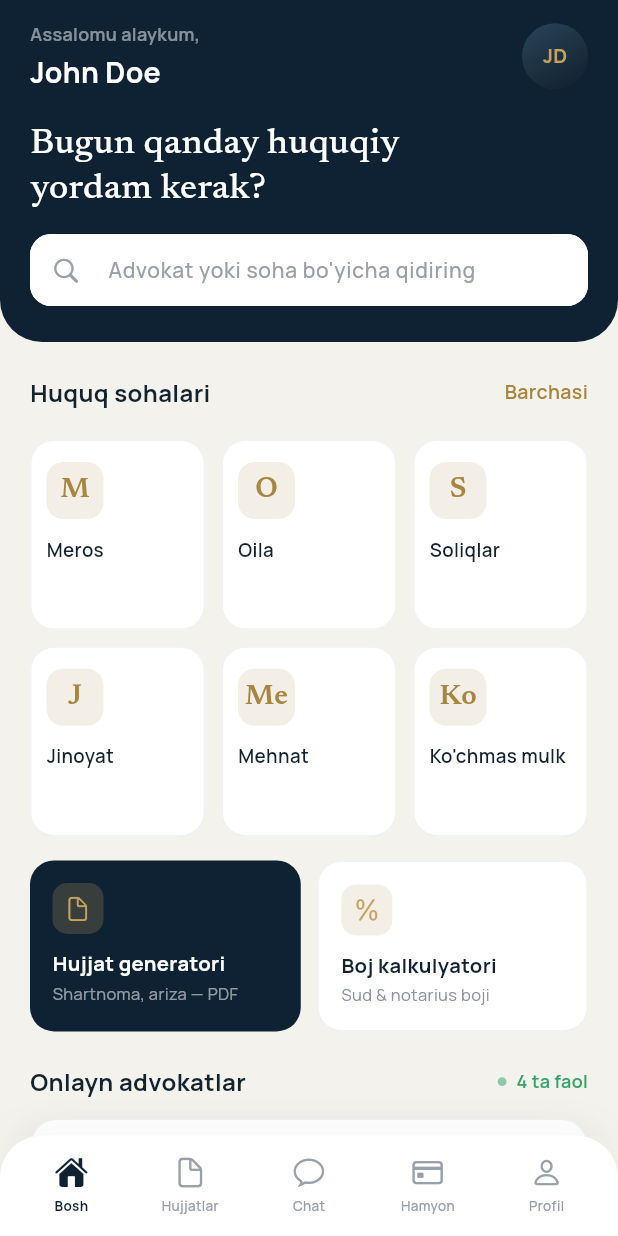
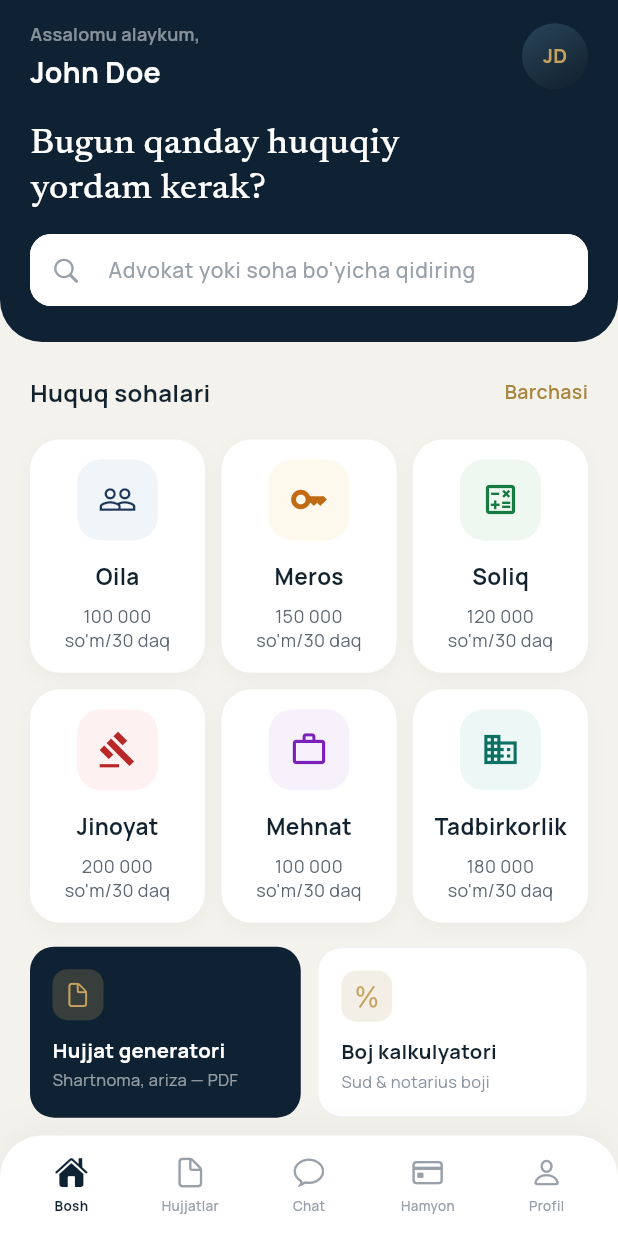
Before and after one commit to Rukhiddinovich/legal_tech, a Flutter app: the screen it shows after launch, on a phone screen of 412 x 824 dp. Run offline on Flutter 3.47's test engine with Material 3 defaults, Android fonts, the light colour scheme and no system bars; drawn by our look-alikes of zoom_tap_animation; our stand-ins replace bloc, dartz, easy_localization, equatable, flutter_bloc, flutter_screenutil and 8 more; accounts and stored records are empty.

Commit message:
theme some changes

```diff
--- a/lib/features/catalog/presentation/pages/catalog_page.dart
+++ b/lib/features/catalog/presentation/pages/catalog_page.dart
@@ -93,7 +93,7 @@ class CatalogPage extends StatelessWidget {
         crossAxisCount: 3,
         crossAxisSpacing: 11,
         mainAxisSpacing: 11,
-        childAspectRatio: 0.92,
+        childAspectRatio: 0.75,
         children: List.generate(
           6,
           (index) => Shimmer.fromColors(
@@ -116,7 +116,7 @@ class CatalogPage extends StatelessWidget {
       crossAxisCount: 3,
       crossAxisSpacing: 11,
       mainAxisSpacing: 11,
-      childAspectRatio: 0.92,
+      childAspectRatio: 0.75,
       children: state.areas
           .map((area) => LawAreaTile(
                 area: area,
--- a/lib/features/catalog/presentation/widgets/law_area_tile.dart
+++ b/lib/features/catalog/presentation/widgets/law_area_tile.dart
@@ -3,6 +3,60 @@ import 'package:flutter/material.dart';
 import '../../../../core/constants/app_colors.dart';
 import '../../../../core/widgets/global_text.dart';
 import '../../../law_areas/domain/entities/law_area.dart';
+
+class _AreaStyle {
+  const _AreaStyle(this.icon, this.iconColor, this.bgColor);
+  final IconData icon;
+  final Color iconColor;
+  final Color bgColor;
+}
+
+_AreaStyle _getStyleForArea(String id, bool isDark) {
+  switch (id) {
+    case 'family':
+      return _AreaStyle(
+        Icons.people_outline,
+        isDark ? const Color(0xFF64B5F6) : const Color(0xFF1D3557),
+        isDark ? const Color(0xFF64B5F6).withValues(alpha: 0.15) : const Color(0xFFF0F5FA),
+      );
+    case 'inheritance':
+      return _AreaStyle(
+        Icons.key_outlined,
+        isDark ? const Color(0xFFFFB74D) : const Color(0xFFC06B13),
+        isDark ? const Color(0xFFFFB74D).withValues(alpha:0.15) : const Color(0xFFFFF8EC),
+      );
+    case 'taxes':
+      return _AreaStyle(
+        Icons.calculate_outlined,
+        isDark ? const Color(0xFF81C784) : const Color(0xFF177A40),
+        isDark ? const Color(0xFF81C784).withValues(alpha:0.15) : const Color(0xFFEEF8F1),
+      );
+    case 'criminal':
+      return _AreaStyle(
+        Icons.gavel_outlined,
+        isDark ? const Color(0xFFE57373) : const Color(0xFFB82828),
+        isDark ? const Color(0xFFE57373).withValues(alpha:0.15) : const Color(0xFFFEF1F1),
+      );
+    case 'labor':
+      return _AreaStyle(
+        Icons.work_outline,
+        isDark ? const Color(0xFFBA68C8) : const Color(0xFF7A20B8),
+        isDark ? const Color(0xFFBA68C8).withValues(alpha:0.15) : const Color(0xFFF7F1FB),
+      );
+    case 'business':
+      return _AreaStyle(
+        Icons.domain,
+        isDark ? const Color(0xFF4DB6AC) : const Color(0xFF0C7063),
+        isDark ? const Color(0xFF4DB6AC).withValues(alpha:0.15) : const Color(0xFFEDF7F6),
+      );
+    default:
+      return _AreaStyle(
+        Icons.category_outlined,
+        isDark ? AppColors.gold : AppColors.goldDark,
+        isDark ? AppColors.gold.withValues(alpha:0.15) : AppColors.goldSoft,
+      );
+  }
+}
 
 /// Bosh sahifadagi huquq sohasi katakchasi (grid item).
 class LawAreaTile extends StatelessWidget {
@@ -19,53 +73,74 @@ class LawAreaTile extends StatelessWidget {
 
   @override
   Widget build(BuildContext context) {
-    final onSurface = Theme.of(context).colorScheme.onSurface;
+    final isDark = Theme.of(context).brightness == Brightness.dark;
+    final style = _getStyleForArea(area.id, isDark);
 
-    return Material(
+    return Container(
+      decoration: BoxDecoration(
+        borderRadius: BorderRadius.circular(20),
+        boxShadow: [
+          BoxShadow(
+            color: Colors.black.withValues(alpha:isDark ? 0.2 : 0.03),
+            blurRadius: 10,
+            offset: const Offset(0, 4),
+          ),
+        ],
+      ),
+      child: Material(
         color: Theme.of(context).cardColor,
-      borderRadius: BorderRadius.circular(16),
+        borderRadius: BorderRadius.circular(20),
         child: InkWell(
-        borderRadius: BorderRadius.circular(16),
+          borderRadius: BorderRadius.circular(20),
           onTap: onTap,
           child: Container(
-          padding: const EdgeInsets.symmetric(horizontal: 10, vertical: 14),
+            padding: const EdgeInsets.symmetric(horizontal: 8, vertical: 12),
             decoration: BoxDecoration(
-            borderRadius: BorderRadius.circular(16),
+              borderRadius: BorderRadius.circular(20),
               border: Border.all(
-              color: selected ? AppColors.navy : AppColors.border,
-              width: selected ? 1.5 : 1,
+                color: selected ? (isDark ? AppColors.darkTextPrimary : AppColors.navy) : Colors.transparent,
+                width: selected ? 1.5 : 0,
               ),
             ),
             child: Column(
-            crossAxisAlignment: CrossAxisAlignment.start,
-            mainAxisSize: MainAxisSize.min,
+              mainAxisAlignment: MainAxisAlignment.center,
               children: [
                 Container(
-                width: 38,
-                height: 38,
+                  width: 54,
+                  height: 54,
                   alignment: Alignment.center,
                   decoration: BoxDecoration(
-                  color: AppColors.goldSoft,
-                  borderRadius: BorderRadius.circular(11),
+                    color: style.bgColor,
+                    borderRadius: BorderRadius.circular(16),
                   ),
-                child: GlobalText(
-                  text: area.abbrev,
-                  fontFamily: 'Newsreader',
-                  fontSize: 19,
-                  fontWeight: FontWeight.w600,
-                  color: AppColors.goldDark,
+                  child: Icon(
+                    style.icon,
+                    color: style.iconColor,
+                    size: 26,
                   ),
                 ),
-              const SizedBox(height: 11),
+                const SizedBox(height: 14),
                 GlobalText(
                   text: area.name,
+                  maxLines: 1,
+                  isEllipsis: true,
+                  fontSize: 15,
+                  fontWeight: FontWeight.w700,
+                  color: isDark ? AppColors.darkTextPrimary : AppColors.navyText,
+                ),
+                const SizedBox(height: 8),
+                if (area.priceText != null)
+                  GlobalText(
+                    text: area.priceText!,
                     maxLines: 2,
-                isEllipsis: true,
-                fontSize: 12.5,
-                fontWeight: FontWeight.w600,
-                color: onSurface,
+                    textAlign: TextAlign.center,
+                    fontSize: 12,
+                    fontWeight: FontWeight.w400,
+                    color: isDark ? AppColors.darkTextSecondary : AppColors.textSecondary,
+                    height: 1.3,
                   ),
               ],
+            ),
           ),
         ),
       ),
--- a/lib/features/law_areas/data/datasources/law_area_mock_datasource.dart
+++ b/lib/features/law_areas/data/datasources/law_area_mock_datasource.dart
@@ -11,12 +11,12 @@ class LawAreaMockDataSource implements LawAreaDataSource {
   Future<List<LawArea>> fetchAreas() async {
     await Future<void>.delayed(const Duration(milliseconds: 200));
     return const [
-      LawArea(id: 'inheritance', name: 'Meros', abbrev: 'M'),
-      LawArea(id: 'family', name: 'Oila', abbrev: 'O'),
-      LawArea(id: 'taxes', name: 'Soliqlar', abbrev: 'S'),
-      LawArea(id: 'criminal', name: 'Jinoyat', abbrev: 'J'),
-      LawArea(id: 'labor', name: 'Mehnat', abbrev: 'Me'),
-      LawArea(id: 'realestate', name: 'Ko\'chmas mulk', abbrev: 'Ko'),
+      LawArea(id: 'family', name: 'Oila', abbrev: 'O', priceText: "100 000\nso'm/30 daq"),
+      LawArea(id: 'inheritance', name: 'Meros', abbrev: 'M', priceText: "150 000\nso'm/30 daq"),
+      LawArea(id: 'taxes', name: 'Soliq', abbrev: 'S', priceText: "120 000\nso'm/30 daq"),
+      LawArea(id: 'criminal', name: 'Jinoyat', abbrev: 'J', priceText: "200 000\nso'm/30 daq"),
+      LawArea(id: 'labor', name: 'Mehnat', abbrev: 'Me', priceText: "100 000\nso'm/30 daq"),
+      LawArea(id: 'business', name: 'Tadbirkorlik', abbrev: 'Ta', priceText: "180 000\nso'm/30 daq"),
     ];
   }
 }
--- a/lib/features/law_areas/domain/entities/law_area.dart
+++ b/lib/features/law_areas/domain/entities/law_area.dart
@@ -8,12 +8,14 @@ class LawArea extends Equatable {
     required this.id,
     required this.name,
     required this.abbrev,
+    this.priceText,
   });
 
   final String id;
   final String name;
   final String abbrev;
+  final String? priceText;
 
   @override
-  List<Object?> get props => [id];
+  List<Object?> get props => [id, name, abbrev, priceText];
 }
--- a/lib/features/lawyers/data/datasources/lawyer_mock_datasource.dart
+++ b/lib/features/lawyers/data/datasources/lawyer_mock_datasource.dart
@@ -139,7 +139,7 @@ class LawyerMockDataSource implements LawyerDataSource {
       'about':
           'Ko\'chmas mulk bitimlari va nizolari bo\'yicha huquqiy yordam. '
               'Oldi-sotdi shartnomalarini yuridik jihatdan xavfsiz rasmiylashtiradi.',
-      'area_ids': ['realestate'],
+      'area_ids': ['business'],
     },
   ];
 
```
Also changed, not shown: lib/core/widgets/global_app_bar.dart (+10 -9 lines), lib/features/lawyers/presentation/pages/lawyer_profile_page.dart (+27 -18 lines), lib/features/lawyers/presentation/widgets/review_card.dart (+4 -3 lines), lib/features/payment/presentation/pages/checkout_page.dart (+44 -25 lines). Lines whose indentation alone changed are shown as unchanged.
